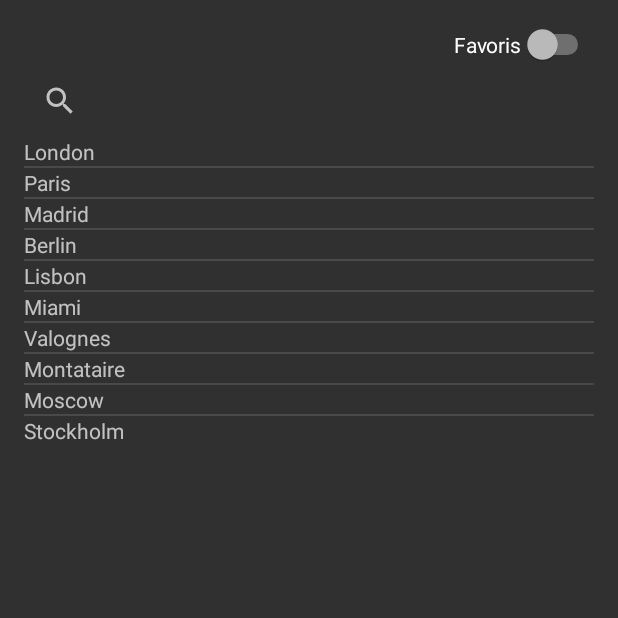
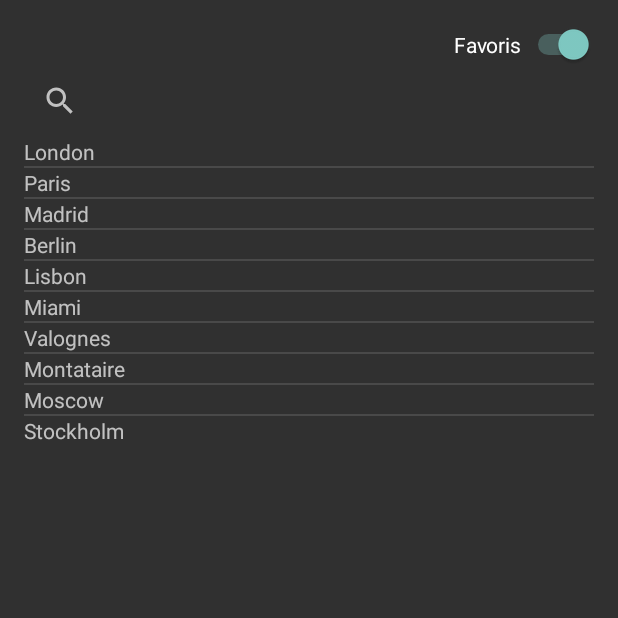
Before and after one commit to antoineludwig/Projet-Android, an Android app: the screen it shows after launch (ListeVillesActivity), on a phone screen of 412 x 824 dp, the top half of it. Run offline under Robolectric (Android 15) with nearby library versions, the phone set to English and light mode, and no system bars.

Commit message:
Correction favoris unchecked +  liste favoris par défaut

```diff
--- a/app/src/main/java/com/projet/esgi/meteoesgial1/MeteoApplication.java
+++ b/app/src/main/java/com/projet/esgi/meteoesgial1/MeteoApplication.java
@@ -40,6 +40,9 @@ public class MeteoApplication extends Application{
                 v.setFavoris(true);
                 lesVillesFavoris.add(v);
             }
+            else{
+                v.setFavoris(false);
+            }
         }
     }
 
--- a/app/src/main/res/layout/activity_liste_villes.xml
+++ b/app/src/main/res/layout/activity_liste_villes.xml
@@ -24,7 +24,8 @@
         android:id="@+id/favoris"
         android:layout_alignParentTop="true"
         android:layout_alignParentRight="true"
-        android:layout_alignParentEnd="true" />
+        android:layout_alignParentEnd="true"
+        android:checked="true" />
 
     <SearchView
         android:layout_width="wrap_content"
```
